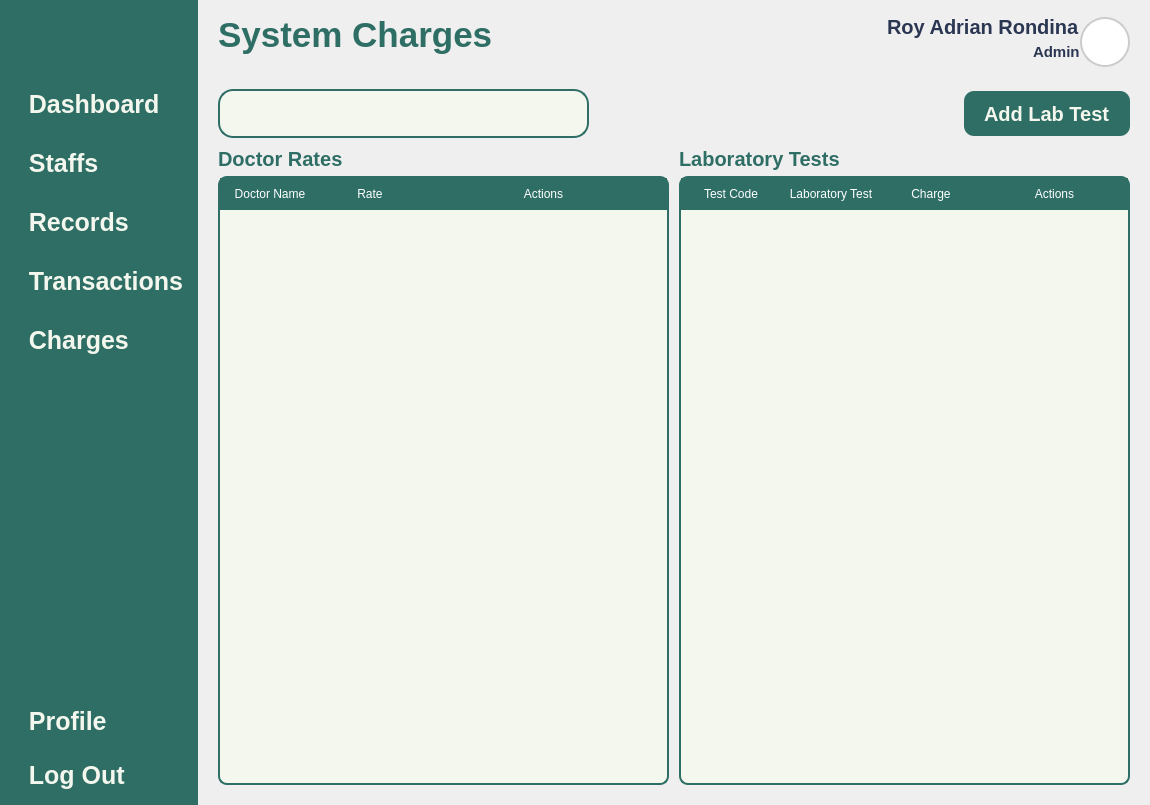
The window that Views/Admin_Charges.ui (VinsmokeSanji69/COVACHA_CLINIC_SYSTEM) describes before a commit, drawn with Qt 5.
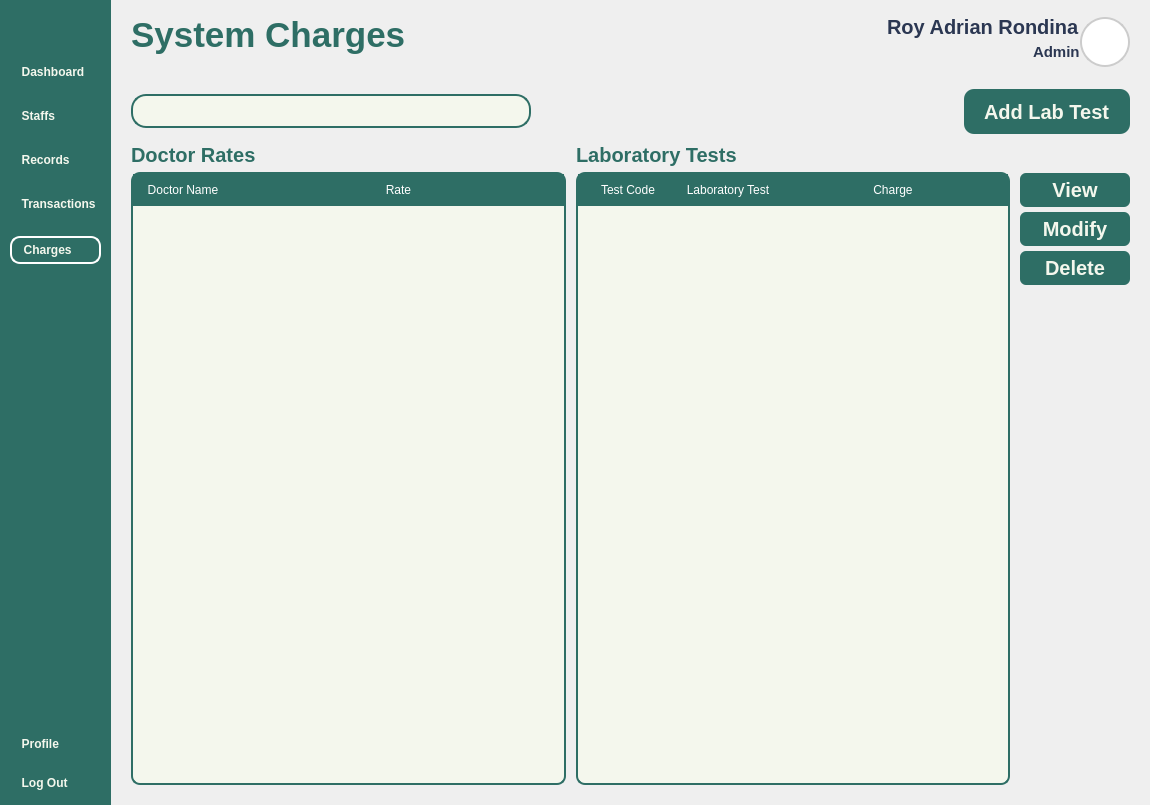
The same window after the commit. Icons and pictures are not drawn.

The edit to the form file:
```diff
--- a/Views/Admin_Charges.ui
+++ b/Views/Admin_Charges.ui
@@ -35,11 +35,10 @@
 	border: 0px;
 }
 QPushButton {
-	font: 900 10pt &quot;Satoshi Black&quot;;
+	font: 900 16pt &quot;Satoshi Black&quot;;
 	background-color: transparent;
  	border-radius: 10px;
 	font-weight: bold;
-	font-size: 25px;
 	color: #F4F7ED;
 	text-align: left;
 	padding: 5px 5px;
@@ -101,7 +100,7 @@
       </property>
       <property name="maximumSize">
        <size>
-        <width>16777215</width>
+        <width>280</width>
         <height>16777215</height>
        </size>
       </property>
@@ -160,7 +159,7 @@
          <property name="sizeHint" stdset="0">
           <size>
            <width>10</width>
-           <height>20</height>
+           <height>10</height>
           </size>
          </property>
         </spacer>
@@ -271,7 +270,10 @@
             <string>View Reports and Overviews</string>
            </property>
            <property name="styleSheet">
-            <string notr="true"/>
+            <string notr="true">QPushButton{
+	font: 900 16pt &quot;Satoshi Black&quot;;
+	border: 2px solid white;
+}</string>
            </property>
            <property name="text">
             <string>  Charges</string>
@@ -860,6 +862,17 @@
                  <verstretch>0</verstretch>
                 </sizepolicy>
                </property>
+               <property name="styleSheet">
+                <string notr="true">QPushButton {
+	font: 900 10pt &quot;Satoshi Black&quot;;
+	background-color:  #2E6E65;
+	border-radius: 6px;
+	font-weight: bold;
+	font-size: 20px;
+	color: #F4F7ED;
+	text-align: center;
+}</string>
+               </property>
                <layout class="QHBoxLayout" name="horizontalLayout_5">
                 <property name="spacing">
                  <number>10</number>
@@ -903,6 +916,16 @@
                    </item>
                    <item>
                     <widget class="QTableWidget" name="DoctorTable">
+                     <property name="styleSheet">
+                      <string notr="true">QTableWidget QHeaderView::section {
+                  background-color: #2E6E65;
+                  color: white;
+                  padding: 5px;
+                  font: 16px &quot;Lexend Medium&quot;;
+                  border: 2px solid #2E6E65;
+                  text-align: left;
+              }</string>
+                     </property>
                      <property name="sizeAdjustPolicy">
                       <enum>QAbstractScrollArea::AdjustToContents</enum>
                      </property>
@@ -910,7 +933,7 @@
                       <bool>true</bool>
                      </property>
                      <property name="columnCount">
-                      <number>3</number>
+                      <number>2</number>
                      </property>
                      <attribute name="horizontalHeaderHighlightSections">
                       <bool>true</bool>
@@ -928,11 +951,6 @@
                        <string>Rate</string>
                       </property>
                      </column>
-                     <column>
-                      <property name="text">
-                       <string>Actions</string>
-                      </property>
-                     </column>
                     </widget>
                    </item>
                   </layout>
@@ -965,6 +983,16 @@
                    </item>
                    <item>
                     <widget class="QTableWidget" name="LaboratoryTestTable">
+                     <property name="styleSheet">
+                      <string notr="true">QTableWidget QHeaderView::section {
+                  background-color: #2E6E65;
+                  color: white;
+                  padding: 5px;
+                  font: 16px &quot;Satoshi Black&quot;;
+                  border: 2px solid #2E6E65;
+                  text-align: left;
+              }</string>
+                     </property>
                      <property name="sizeAdjustPolicy">
                       <enum>QAbstractScrollArea::AdjustToContents</enum>
                      </property>
@@ -972,7 +1000,7 @@
                       <bool>true</bool>
                      </property>
                      <property name="columnCount">
-                      <number>4</number>
+                      <number>3</number>
                      </property>
                      <attribute name="horizontalHeaderHighlightSections">
                       <bool>true</bool>
@@ -995,11 +1023,54 @@
                        <string>Charge</string>
                       </property>
                      </column>
-                     <column>
-                      <property name="text">
-                       <string>Actions</string>
-                      </property>
-                     </column>
+                    </widget>
+                   </item>
+                  </layout>
+                 </widget>
+                </item>
+                <item alignment="Qt::AlignTop">
+                 <widget class="QWidget" name="widget_3" native="true">
+                  <property name="minimumSize">
+                   <size>
+                    <width>110</width>
+                    <height>0</height>
+                   </size>
+                  </property>
+                  <layout class="QVBoxLayout" name="verticalLayout_8">
+                   <property name="spacing">
+                    <number>5</number>
+                   </property>
+                   <property name="leftMargin">
+                    <number>0</number>
+                   </property>
+                   <property name="topMargin">
+                    <number>30</number>
+                   </property>
+                   <property name="rightMargin">
+                    <number>0</number>
+                   </property>
+                   <property name="bottomMargin">
+                    <number>0</number>
+                   </property>
+                   <item>
+                    <widget class="QPushButton" name="View">
+                     <property name="text">
+                      <string>View</string>
+                     </property>
+                    </widget>
+                   </item>
+                   <item>
+                    <widget class="QPushButton" name="Modify">
+                     <property name="text">
+                      <string>Modify</string>
+                     </property>
+                    </widget>
+                   </item>
+                   <item>
+                    <widget class="QPushButton" name="Delete">
+                     <property name="text">
+                      <string>Delete</string>
+                     </property>
                     </widget>
                    </item>
                   </layout>
```
Left out of the diff: 11 changed lines with no effect on the pictures.
